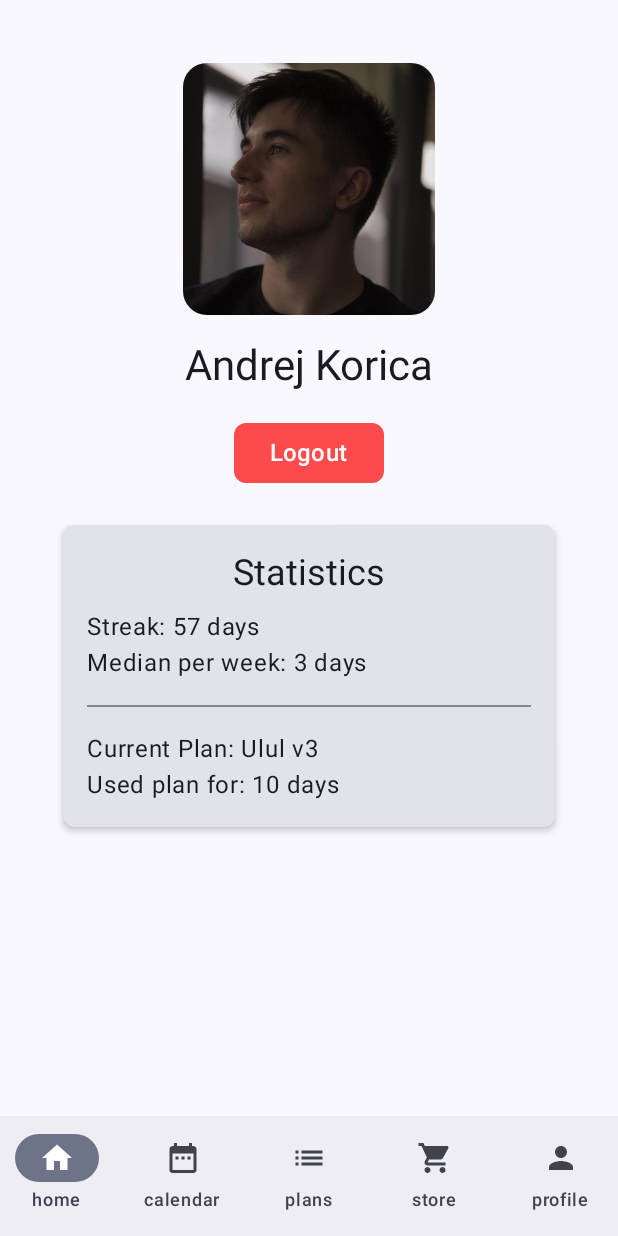
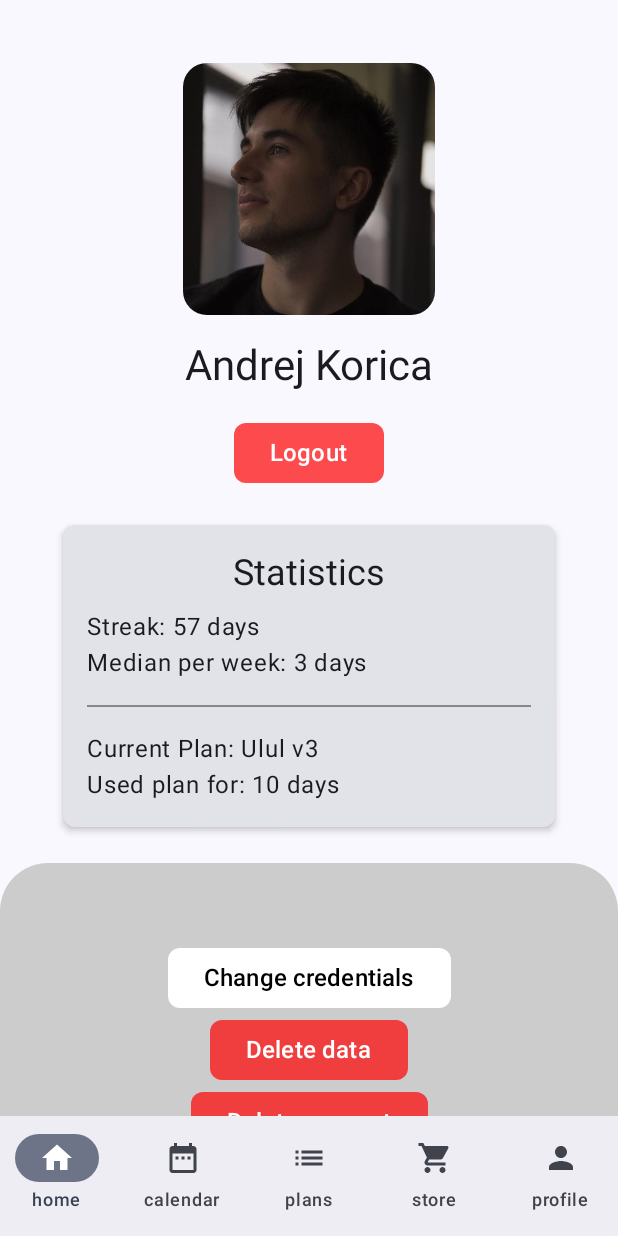
Before and after one commit to andrejkorica/MuscleStore2, an Android app built with Jetpack Compose: the ProfileView screen opened through its navigation route, on a phone screen of 412 x 824 dp. Run offline under Robolectric (Android 15) with nearby library versions, the phone set to English and light mode, and no system bars.

Commit message:
Added some buttons in ProfileView Need to add scroll function

```diff
--- a/app/src/main/java/hr/unipu/musclestore/Views/ProfileView.kt
+++ b/app/src/main/java/hr/unipu/musclestore/Views/ProfileView.kt
@@ -1,5 +1,6 @@
 package hr.unipu.musclestore.Views
 import androidx.compose.foundation.Image
+import androidx.compose.foundation.background
 import androidx.compose.foundation.border
 import androidx.compose.foundation.layout.Arrangement
 import androidx.compose.foundation.layout.Box
@@ -32,6 +33,7 @@ import hr.unipu.musclestore.R
 
 @Composable
 fun ProfileView() {
+
     Box(
         modifier = Modifier
             .fillMaxSize(), // Padding to add some space around the components
@@ -101,7 +103,9 @@ fun ProfileView() {
                         Text(
                             text = "Statistics",
                             style = MaterialTheme.typography.headlineSmall,
-                            modifier = Modifier.padding(bottom = 8.dp).fillMaxWidth(),
+                            modifier = Modifier
+                                .padding(bottom = 8.dp)
+                                .fillMaxWidth(),
                             textAlign = TextAlign.Center
 
                         )
@@ -122,6 +126,38 @@ fun ProfileView() {
                         Text(text = "Used plan for: 10 days", fontSize = 16.sp)
                     }
                 }
+
+            }
+            Spacer(modifier = Modifier.height(16.dp))
+            Box(
+                Modifier
+                    .fillMaxSize()
+                    .clip(RoundedCornerShape(32.dp)).background(Color.LightGray)){
+                Column (horizontalAlignment = Alignment.CenterHorizontally, verticalArrangement = Arrangement.Center, modifier = Modifier.fillMaxSize()){
+
+                Button(
+                    onClick = { /* Do nothing for now */ },
+                    colors = ButtonDefaults.buttonColors(Color.White),
+                    shape = RoundedCornerShape(8.dp) // Less rounded corners
+                ) {
+                    Text(text = "Change credentials", fontSize = 16.sp, color = Color.Black)
+                }
+                    Button(
+                        onClick = { /* Do nothing for now */ },
+                        colors = ButtonDefaults.buttonColors(Color.Red.copy(alpha = 0.7f)),
+                        shape = RoundedCornerShape(8.dp) // Less rounded corners
+                    ) {
+                        Text(text = "Delete data", fontSize = 16.sp)
+                    }
+                    Button(
+                        onClick = { /* Do nothing for now */ },
+                        colors = ButtonDefaults.buttonColors(Color.Red.copy(alpha = 0.7f)),
+                        shape = RoundedCornerShape(8.dp) // Less rounded corners
+                    ) {
+                        Text(text = "Delete account", fontSize = 16.sp)
+                    }
+
+                }
             }
         }
 
```
